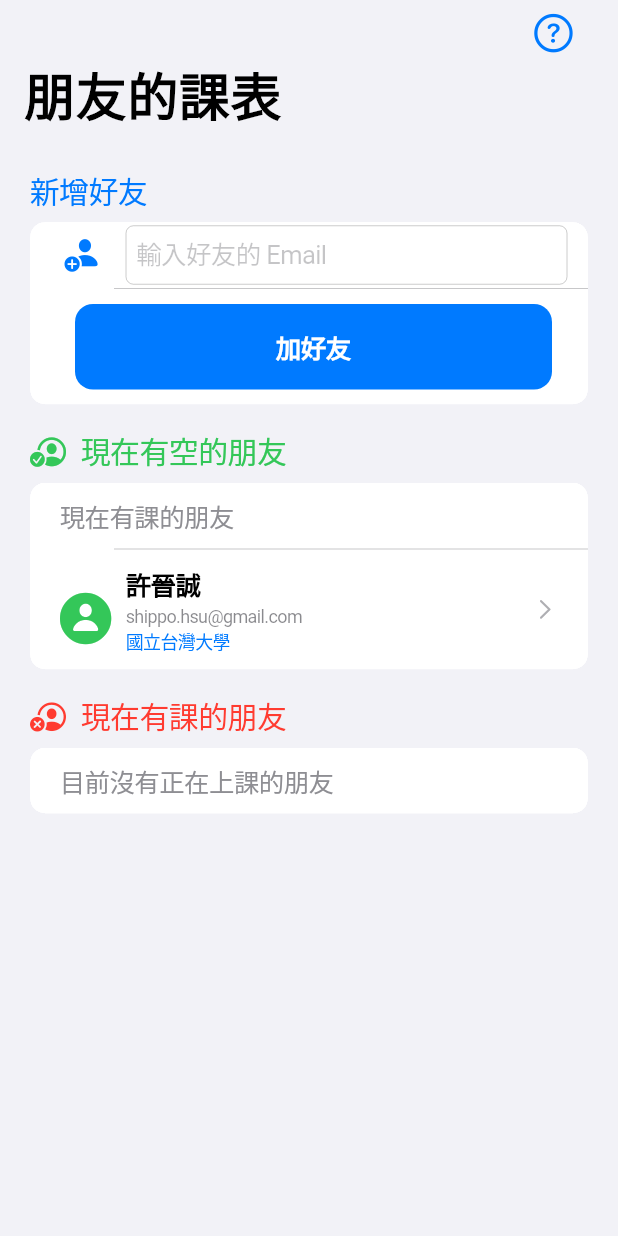
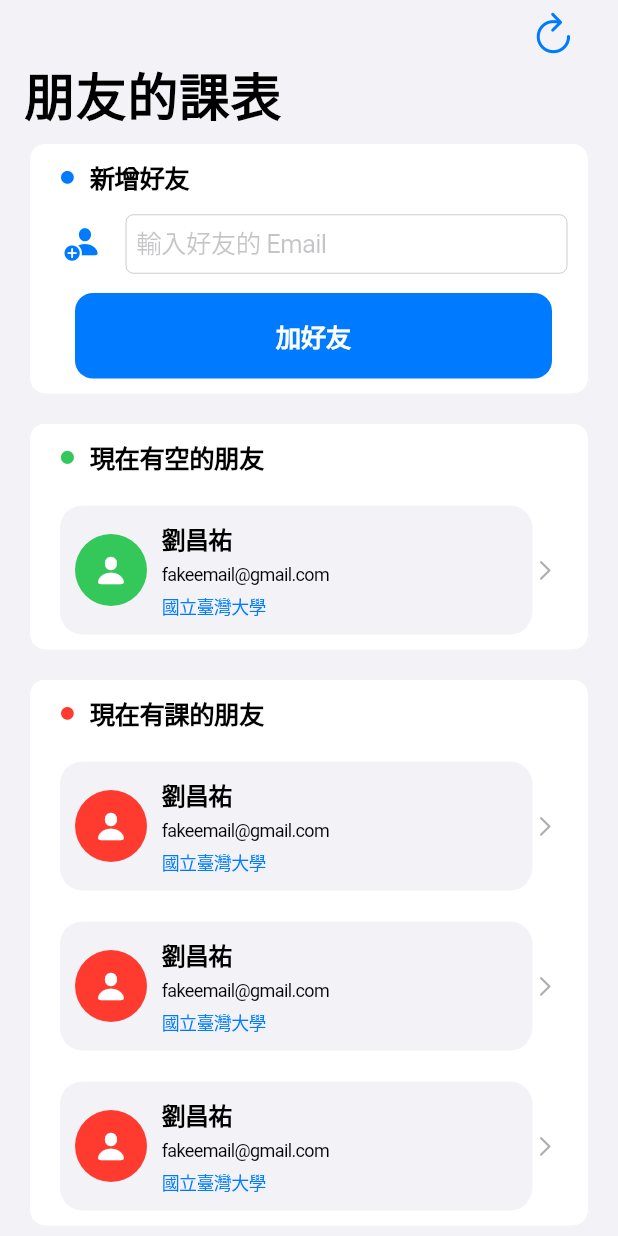
Before and after one commit to HippoInWindow20/nojo_android, a Flutter app: the Friends screen opened directly, on a phone screen of 412 x 824 dp. Run offline on Flutter 3.47's test engine with Material 3 defaults, Android fonts, the light colour scheme and no system bars; our stand-ins replace modal_bottom_sheet.

Commit message:
- Friends UI updated - Tabs in Chinese - Bulletin stub

```diff
--- a/lib/friends.dart
+++ b/lib/friends.dart
@@ -32,28 +32,29 @@ class _FriendsState extends State<Friends> {
                     children: [
                       CupertinoButton(
                         child: Icon(
-                          CupertinoIcons.question_circle,
+                          // CupertinoIcons.question_circle,
+                          CupertinoIcons.refresh,
                           size: 30,
                         ),
                         onPressed: () {
-                          showCupertinoDialog<void>(
-                            context: context,
-                            builder: (BuildContext context) =>
-                                CupertinoAlertDialog(
-                              title: const Text('使用說明'),
-                              content: const Text(
-                                  '在這裡你可以查看好友的課表，並查看他們是否有空。\n點擊好友名稱以查看詳細課表，或滑動以刪除好友。'),
-                              actions: <CupertinoDialogAction>[
-                                CupertinoDialogAction(
-                                  isDefaultAction: true,
-                                  onPressed: () {
-                                    Navigator.pop(context);
-                                  },
-                                  child: const Text('關閉'),
-                                ),
-                              ],
-                            ),
-                          );
+                          // showCupertinoDialog<void>(
+                          //   context: context,
+                          //   builder: (BuildContext context) =>
+                          //       CupertinoAlertDialog(
+                          //     title: const Text('使用說明'),
+                          //     content: const Text(
+                          //         '在這裡你可以查看好友的課表，並查看他們是否有空。\n點擊好友名稱以查看詳細課表，或滑動以刪除好友。'),
+                          //     actions: <CupertinoDialogAction>[
+                          //       CupertinoDialogAction(
+                          //         isDefaultAction: true,
+                          //         onPressed: () {
+                          //           Navigator.pop(context);
+                          //         },
+                          //         child: const Text('關閉'),
+                          //       ),
+                          //     ],
+                          //   ),
+                          // );
                         },
                         sizeStyle: CupertinoButtonSize.small,
                       ),
@@ -64,12 +65,31 @@ class _FriendsState extends State<Friends> {
                   hasScrollBody: true,
                   child: Column(children: [
                     CupertinoListSection.insetGrouped(
+                      separatorColor: CupertinoColors.transparent,
                       margin: EdgeInsets.symmetric(horizontal: 20),
-                      header: const Text('新增好友',
+                      // header: const Text('新增好友',
+                      //     style: TextStyle(
+                      //         color: CupertinoColors.systemBlue,
+                      //         fontWeight: FontWeight.normal)),
+                      children: <CupertinoListTile>[
+                        CupertinoListTile(
+                            title: Row(
+                          children: [
+                            Icon(
+                              CupertinoIcons.circle_fill,
+                              color: CupertinoColors.systemBlue,
+                              size: 10,
+                            ),
+                            Padding(padding: EdgeInsets.only(left: 10)),
+                            Text(
+                              '新增好友',
                               style: TextStyle(
-                              color: CupertinoColors.systemBlue,
-                              fontWeight: FontWeight.normal)),
-                      children: <CupertinoListTile>[
+                                  color: CupertinoDynamicColor.resolve(
+                                      CupertinoColors.black, context),
+                                  fontWeight: FontWeight.bold),
+                            )
+                          ],
+                        )),
                         CupertinoListTile(
                           title: CupertinoTextField(
                             placeholder: '輸入好友的 Email',
@@ -102,99 +122,74 @@ class _FriendsState extends State<Friends> {
                         )),
                       ],
                     ),
+                    Padding(padding: EdgeInsets.only(top: 20)),
                     CupertinoListSection.insetGrouped(
+                      separatorColor: CupertinoColors.transparent,
                       margin: EdgeInsets.symmetric(horizontal: 20),
-                      header: const Row(
+                      children: [
+                        CupertinoListTile(
+                            title: Row(
                           children: [
                             Icon(
-                              CupertinoIcons.person_crop_circle_badge_checkmark,
-                              color: CupertinoColors.systemGreen),
+                              CupertinoIcons.circle_fill,
+                              color: CupertinoColors.systemGreen,
+                              size: 10,
+                            ),
                             Padding(padding: EdgeInsets.only(left: 10)),
-                          Text('現在有空的朋友',
+                            Text(
+                              '現在有空的朋友',
                               style: TextStyle(
-                                  color: CupertinoColors.systemGreen,
-                                  fontWeight: FontWeight.normal))
+                                  color: CupertinoDynamicColor.resolve(
+                                      CupertinoColors.black, context),
+                                  fontWeight: FontWeight.bold),
+                            )
+                          ],
+                        )),
+                        FriendCard(
+                            name: '劉昌祐',
+                            email: 'fakeemail@gmail.com',
+                            school: '國立臺灣大學',
+                            isEmpty: true),
                       ],
                     ),
-                      children: <CupertinoListTile>[
+                    Padding(padding: EdgeInsets.only(top: 20)),
+                    CupertinoListSection.insetGrouped(
+                      separatorColor: CupertinoColors.transparent,
+                      margin: EdgeInsets.symmetric(horizontal: 20),
+                      children: [
                         CupertinoListTile(
-                            title: Text(
+                            title: Row(
+                          children: [
+                            Icon(
+                              CupertinoIcons.circle_fill,
+                              color: CupertinoColors.systemRed,
+                              size: 10,
+                            ),
+                            Padding(padding: EdgeInsets.only(left: 10)),
+                            Text(
                               '現在有課的朋友',
                               style: TextStyle(
                                   color: CupertinoDynamicColor.resolve(
-                                  CupertinoColors.systemGrey, context)),
+                                      CupertinoColors.black, context),
+                                  fontWeight: FontWeight.bold),
                             )
-                            // onTap: () => Navigator.of(context).push(
-                            //   CupertinoPageRoute<void>(
-                            //     builder: (BuildContext context) {
-                            //       return const _SecondPage(text: 'Open pull request');
-                            //     },
-                            //   ),
-                            // ),
-                            ),
-                        CupertinoListTile(
-                          leading: Icon(
-                            CupertinoIcons.person_circle_fill,
-                            color: CupertinoColors.systemGreen,
-                            size: 40,
-                          ),
-                          title: Text(
-                            '許晉誠',
-                            style: TextStyle(fontWeight: FontWeight.bold),
-                          ),
-                          trailing: CupertinoListTileChevron(),
-                          padding: EdgeInsets.symmetric(
-                              vertical: 10, horizontal: 20),
-                          subtitle: Column(
-                            mainAxisAlignment: MainAxisAlignment.start,
-                            crossAxisAlignment: CrossAxisAlignment.start,
-                            children: [
-                              Text('shippo.hsu@gmail.com'),
-                              Text('國立台灣大學',
-                                  style: TextStyle(
-                                      color: CupertinoDynamicColor.resolve(
-                                          CupertinoColors.systemBlue,
-                                          context))),
                           ],
-                          ),
-                          onTap: () => Navigator.of(context).push(
-                            CupertinoPageRoute(
-                                builder: (context) => TimetableF(
-                                      name: "許晉誠",
                         )),
-                          ),
-                        ),
-                      ],
-                    ),
-                    CupertinoListSection.insetGrouped(
-                      margin: EdgeInsets.symmetric(horizontal: 20),
-                      header: const Row(
-                        children: [
-                          Icon(CupertinoIcons.person_crop_circle_badge_xmark,
-                              color: CupertinoColors.systemRed),
-                          Padding(padding: EdgeInsets.only(left: 10)),
-                          Text('現在有課的朋友',
-                              style: TextStyle(
-                                  color: CupertinoColors.systemRed,
-                                  fontWeight: FontWeight.normal))
-                        ],
-                      ),
-                      children: <CupertinoListTile>[
-                        CupertinoListTile(
-                            title: Text(
-                          '目前沒有正在上課的朋友',
-                          style: TextStyle(
-                              color: CupertinoDynamicColor.resolve(
-                                  CupertinoColors.systemGrey, context)),
-                        )
-                            // onTap: () => Navigator.of(context).push(
-                            //   CupertinoPageRoute<void>(
-                            //     builder: (BuildContext context) {
-                            //       return const _SecondPage(text: 'Open pull request');
-                            //     },
-                            //   ),
-                            // ),
-                            ),
+                        FriendCard(
+                            name: '劉昌祐',
+                            email: 'fakeemail@gmail.com',
+                            school: '國立臺灣大學',
+                            isEmpty: false),
+                        FriendCard(
+                            name: '劉昌祐',
+                            email: 'fakeemail@gmail.com',
+                            school: '國立臺灣大學',
+                            isEmpty: false),
+                        FriendCard(
+                            name: '劉昌祐',
+                            email: 'fakeemail@gmail.com',
+                            school: '國立臺灣大學',
+                            isEmpty: false),
                       ],
                     ),
                   ]),
@@ -205,3 +200,83 @@ class _FriendsState extends State<Friends> {
     );
   }
 }
+
+class FriendCard extends StatelessWidget {
+  const FriendCard(
+      {super.key,
+      required this.name,
+      required this.email,
+      required this.school,
+      required this.isEmpty});
+
+  final String name;
+  final String email;
+  final String school;
+  final bool isEmpty;
+  @override
+  Widget build(BuildContext context) {
+    return CupertinoListTile(
+      // leading: Icon(
+      //   CupertinoIcons.person_circle_fill,
+      //   color: CupertinoColors.systemGreen,
+      //   size: 40,
+      // ),
+      title: Container(
+          decoration: BoxDecoration(
+            color: CupertinoDynamicColor.resolve(
+                CupertinoColors.systemGroupedBackground, context),
+            borderRadius: BorderRadius.circular(15),
+          ),
+          child: Padding(
+            padding: EdgeInsets.all(10),
+            child: Row(
+              children: [
+                Row(
+                  children: [
+                    CircleAvatar(
+                      minRadius: 24,
+                      backgroundColor: isEmpty
+                          ? CupertinoColors.systemGreen
+                          : CupertinoColors.systemRed,
+                      child: Icon(
+                        CupertinoIcons.person_fill,
+                        color: CupertinoColors.white,
+                        size: 24,
+                      ),
+                    ),
+                    Padding(padding: EdgeInsets.only(left: 10)),
+                    Column(
+                      mainAxisAlignment: MainAxisAlignment.start,
+                      crossAxisAlignment: CrossAxisAlignment.start,
+                      children: [
+                        Text(
+                          name,
+                          style: TextStyle(
+                              fontWeight: FontWeight.bold, fontSize: 16),
+                        ),
+                        Padding(padding: EdgeInsets.only(top: 5)),
+                        Text(email, style: TextStyle(fontSize: 12)),
+                        Padding(padding: EdgeInsets.only(top: 5)),
+                        Text(school,
+                            style: TextStyle(
+                                color: CupertinoDynamicColor.resolve(
+                                    CupertinoColors.systemBlue, context),
+                                fontSize: 12)),
+                      ],
+                    ),
+                  ],
+                )
+              ],
+            ),
+          )),
+      trailing: CupertinoListTileChevron(),
+      padding: EdgeInsets.symmetric(vertical: 10, horizontal: 20),
+      onTap: () => Navigator.of(context).push(
+        CupertinoPageRoute(
+            builder: (context) => TimetableF(
+                  name: name,
+                )),
+      ),
+    );
+  }
+}
```
Also changed, not shown: lib/bulletin.dart (added, +99 -0 lines), lib/logout.dart (+17 -16 lines), lib/main.dart (+10 -3 lines). Lines whose indentation alone changed are shown as unchanged.
